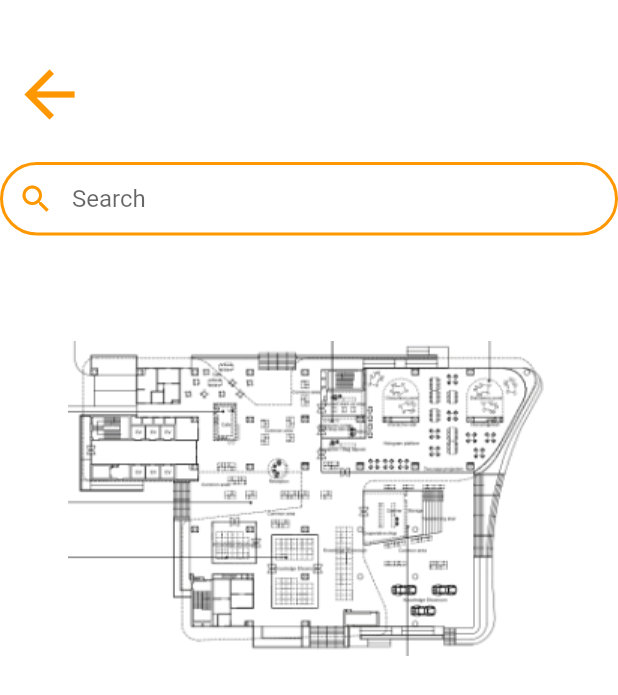
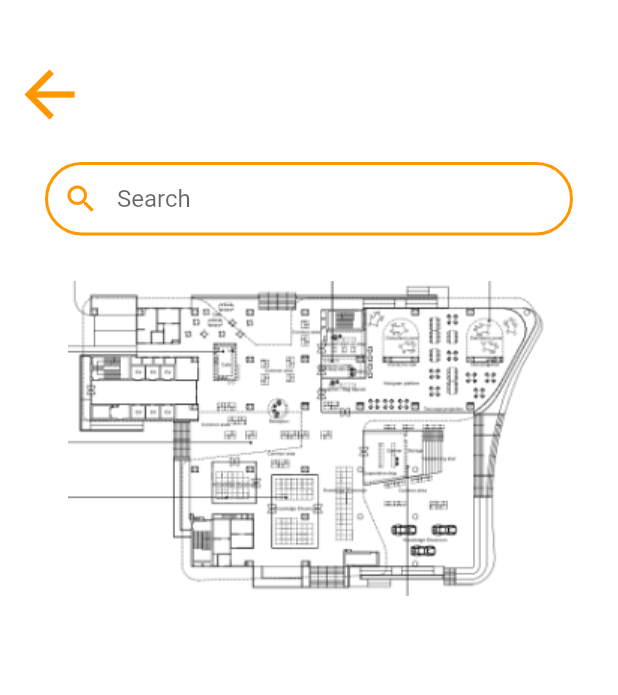
Before and after one commit to ItchyBeth/csc234projectG15, a Flutter app: the search screen opened directly, on a phone screen of 412 x 824 dp. Shown: the top 695 px of the screen. Run offline on Flutter 3.47's test engine with Material 2 defaults, Android fonts, the phone set to English and light mode, and no system bars.

Commit message:
update map

```diff
--- a/lib/screens/map.dart
+++ b/lib/screens/map.dart
@@ -35,7 +35,7 @@ class searchstate extends State<search> {
 
               Container(
 
-                margin: EdgeInsets.only(top: 30.0),
+                margin: EdgeInsets.only(left: 30.0, right: 30.0,top: 30.0),
                 child: new TextField(
 
                   decoration: InputDecoration(
@@ -54,6 +54,7 @@ class searchstate extends State<search> {
                 ),
               ),
               Container(
+               height: 270.0,
                 child: Image.asset(
           'ass/img/map.png',
           width: 350,
```
